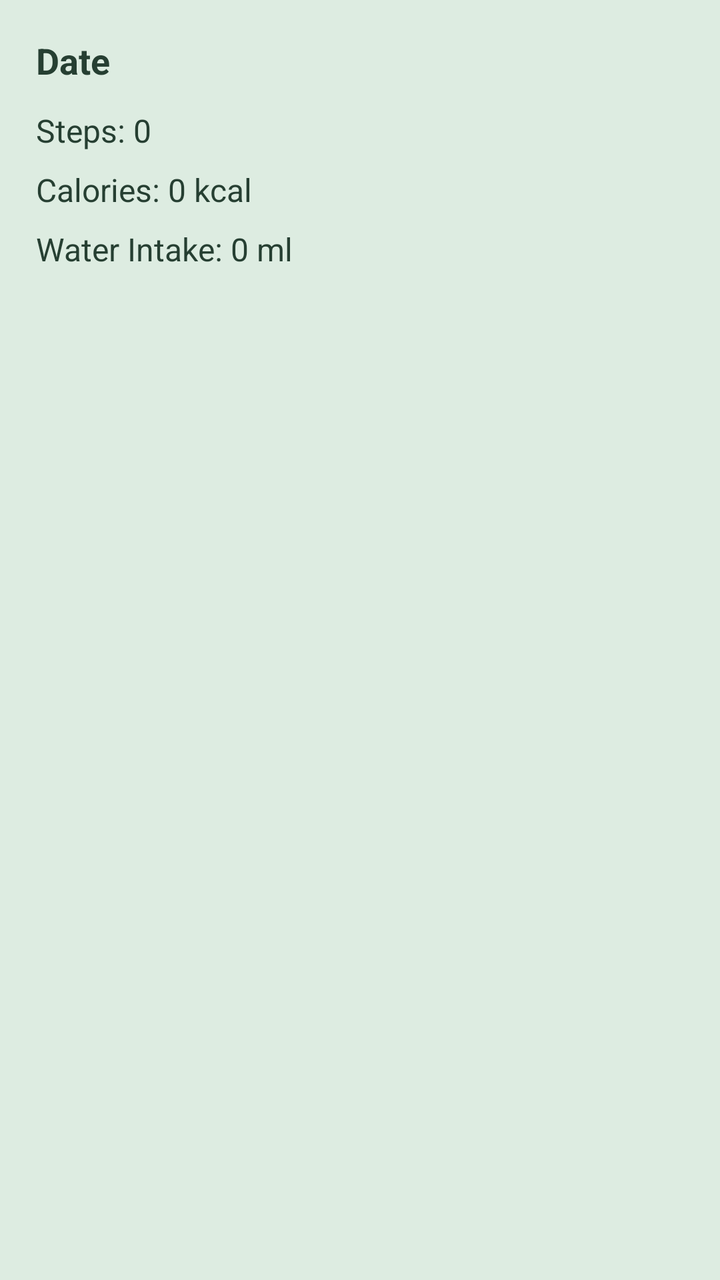
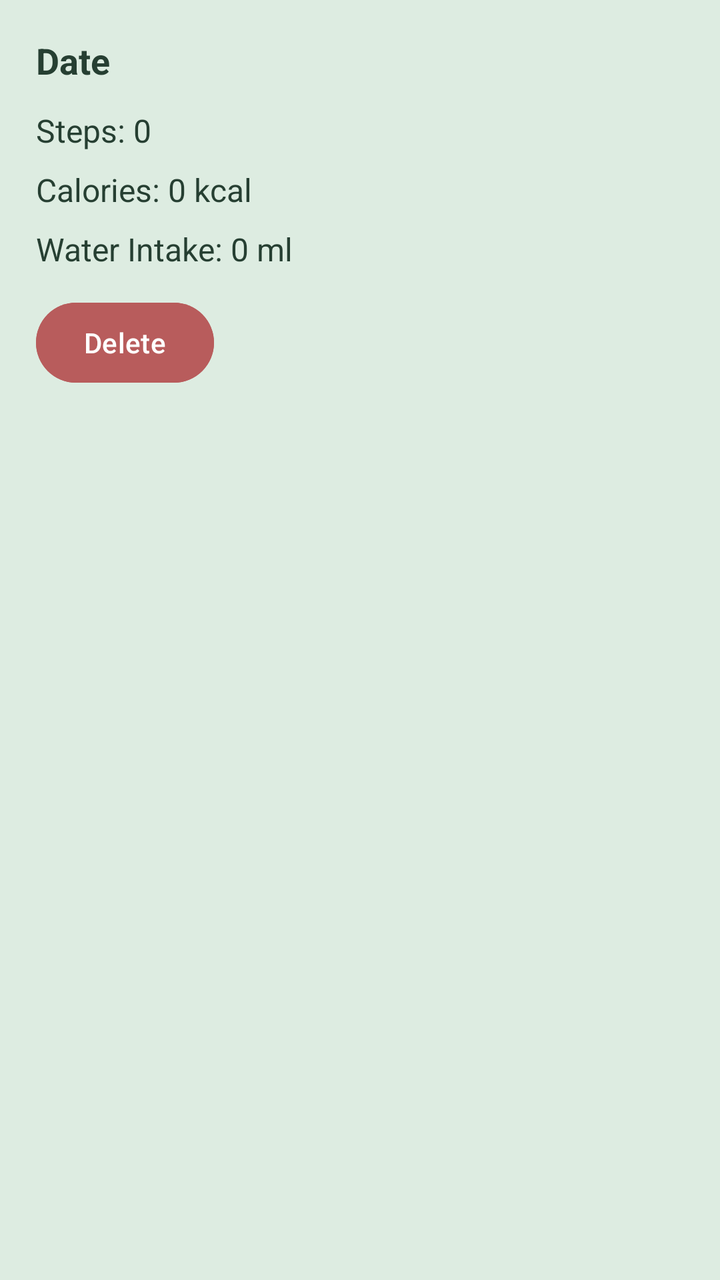

Before-and-after screenshots of an Android layout around one commit, followed by the original layout XML and the change that was made.
<!-- AndroidManifest.xml: application theme Theme.HealthMate -->
<!-- res/layout/item_health_record.xml -->
<?xml version="1.0" encoding="utf-8"?>
<LinearLayout xmlns:android="http://schemas.android.com/apk/res/android"
    android:layout_width="match_parent"
    android:layout_height="wrap_content"
    android:layout_marginBottom="12dp"
    android:orientation="vertical"
    android:background="#DDECE1"
    android:padding="18dp">

    <TextView
        android:id="@+id/tvRecordDate"
        android:layout_width="match_parent"
        android:layout_height="wrap_content"
        android:text="Date"
        android:textSize="18sp"
        android:textStyle="bold"
        android:textColor="#263F32" />

    <TextView
        android:id="@+id/tvRecordSteps"
        android:layout_width="match_parent"
        android:layout_height="wrap_content"
        android:layout_marginTop="12dp"
        android:text="Steps: 0"
        android:textSize="16sp"
        android:textColor="#263F32" />

    <TextView
        android:id="@+id/tvRecordCalories"
        android:layout_width="match_parent"
        android:layout_height="wrap_content"
        android:layout_marginTop="8dp"
        android:text="Calories: 0 kcal"
        android:textSize="16sp"
        android:textColor="#263F32" />

    <TextView
        android:id="@+id/tvRecordWater"
        android:layout_width="match_parent"
        android:layout_height="wrap_content"
        android:layout_marginTop="8dp"
        android:text="Water Intake: 0 ml"
        android:textSize="16sp"
        android:textColor="#263F32" />

</LinearLayout>
<!-- resources referenced by this layout -->
<resources>
  <style name="Theme.HealthMate" parent="Base.Theme.HealthMate" />
  <style name="Base.Theme.HealthMate" parent="Theme.Material3.DayNight.NoActionBar">
          
          
      </style>
</resources>

<!-- the commit's change to res/layout/item_health_record.xml (unified diff, before → after) -->
@@ -43,4 +43,13 @@
         android:textSize="16sp"
         android:textColor="#263F32" />
 
+    <Button
+        android:id="@+id/btnDeleteRecord"
+        android:layout_width="wrap_content"
+        android:layout_height="wrap_content"
+        android:layout_marginTop="12dp"
+        android:text="Delete"
+        android:textColor="#FFFFFF"
+        android:backgroundTint="#B85C5C" />
+
 </LinearLayout>
